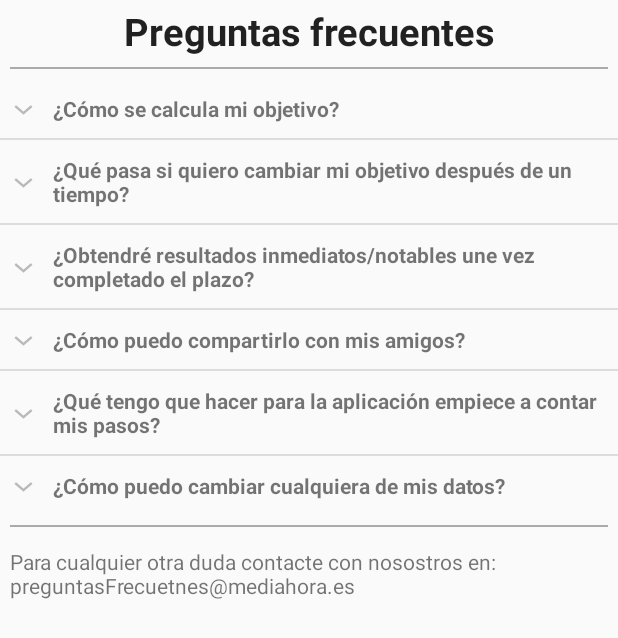
After one commit to ipakto/MediaHora, an Android app: the FAQ screen opened directly, with no data from a screen before it, on a phone screen of 412 x 824 dp. The commit adds this screen. Shown: the top 638 px of the screen. Run offline under Robolectric (Android 15) with nearby library versions, the phone set to English and light mode, and no system bars.

Commit message:
Añadida las preguntas frecuentes y ahora el objetivo es mediante tiempo. Mejorado el recuperar datos al reanudar la app etc etc

```diff
--- a/app/src/main/AndroidManifest.xml
+++ b/app/src/main/AndroidManifest.xml
@@ -24,6 +24,7 @@
         <activity android:name=".Stats"/>
         <activity android:name=".Opciones"/>
         <activity android:name=".AcercaDe"/>
+        <activity android:name=".FAQ"/>
     </application>
 
 </manifest>
--- /dev/null
+++ b/app/src/main/java/fyr/uclm/esi/mediahora/ExpandableListAdapter.java
@@ -0,0 +1,94 @@
+package fyr.uclm.esi.mediahora;
+
+/**
+ * Created by Rosana on 04/01/2016.
+ */
+import java.util.List;
+import java.util.Map;
+
+import android.app.Activity;
+import android.content.Context;
+import android.graphics.Typeface;
+import android.view.LayoutInflater;
+import android.view.View;
+import android.view.ViewGroup;
+import android.widget.BaseExpandableListAdapter;
+import android.widget.TextView;
+
+public class ExpandableListAdapter extends BaseExpandableListAdapter {
+
+    private Activity context;
+    private Map<String,  List<String>> coleccionPreguntas;
+    private List<String> preguntas;
+
+    public ExpandableListAdapter(Activity context,  List<String> preguntas,
+                                 Map<String,  List<String>> coleccionPreguntas) {
+        this.context = context;
+        this.coleccionPreguntas = coleccionPreguntas;
+        this.preguntas = preguntas;
+    }
+
+    public Object getChild(int groupPosition, int childPosition) {
+        return coleccionPreguntas.get(preguntas.get(groupPosition)).get(childPosition);
+    }
+
+    public long getChildId(int groupPosition, int childPosition) {
+        return childPosition;
+    }
+
+
+    public View getChildView(final int groupPosition, final int childPosition,
+                             boolean isLastChild, View convertView, ViewGroup parent) {
+        final String pregunta = (String) getChild(groupPosition, childPosition);
+        LayoutInflater inflater = context.getLayoutInflater();
+
+        if (convertView == null) {
+            convertView = inflater.inflate(R.layout.child_item, null);
+        }
+
+        TextView item = (TextView) convertView.findViewById(R.id.pregunta);
+
+
+        item.setText(pregunta);
+        return convertView;
+    }
+
+    public int getChildrenCount(int groupPosition) {
+        return coleccionPreguntas.get(preguntas.get(groupPosition)).size();
+    }
+
+    public Object getGroup(int groupPosition) {
+        return preguntas.get(groupPosition);
+    }
+
+    public int getGroupCount() {
+        return preguntas.size();
+    }
+
+    public long getGroupId(int groupPosition) {
+        return groupPosition;
+    }
+
+    public View getGroupView(int groupPosition, boolean isExpanded,
+                             View convertView, ViewGroup parent) {
+        String tituloPregunta = (String) getGroup(groupPosition);
+        if (convertView == null) {
+            LayoutInflater infalInflater = (LayoutInflater) context
+                    .getSystemService(Context.LAYOUT_INFLATER_SERVICE);
+            convertView = infalInflater.inflate(R.layout.group_item,
+                    null);
+        }
+        TextView item = (TextView) convertView.findViewById(R.id.pregunta);
+        item.setTypeface(null, Typeface.BOLD);
+        item.setText(tituloPregunta);
+        return convertView;
+    }
+
+    public boolean hasStableIds() {
+        return true;
+    }
+
+    public boolean isChildSelectable(int groupPosition, int childPosition) {
+        return true;
+    }
+}
--- /dev/null
+++ b/app/src/main/java/fyr/uclm/esi/mediahora/FAQ.java
@@ -0,0 +1,125 @@
+package fyr.uclm.esi.mediahora;
+
+
+import fyr.uclm.esi.mediahora.ExpandableListAdapter;
+import java.util.ArrayList;
+import java.util.LinkedHashMap;
+import java.util.List;
+import java.util.Map;
+import android.app.Activity;
+import android.content.res.Resources;
+import android.os.Bundle;
+import android.util.DisplayMetrics;
+import android.view.Menu;
+import android.view.View;
+import android.widget.ExpandableListView;
+import android.widget.ExpandableListView.OnChildClickListener;
+import android.widget.Toast;
+/**
+ * Created by Rosana on 04/01/2016.
+ */
+public class FAQ extends Activity{
+
+    List<String> groupList;
+    List<String> childList;
+    String child;
+    Map<String, String> colePre;
+    Map<String, List<String>> coleccionPreguntas;
+    ExpandableListView expListView;
+
+    @Override
+    protected void onCreate(Bundle savedInstanceState) {
+        super.onCreate(savedInstanceState);
+        setContentView(R.layout.preguntas_frecuentes);
+
+        createGroupList();
+
+        createCollection();
+
+        expListView = (ExpandableListView) findViewById(R.id.listaPreguntas);
+        final ExpandableListAdapter expListAdapter = new ExpandableListAdapter(this, groupList, coleccionPreguntas);
+        expListView.setAdapter(expListAdapter);
+
+        //setGroupIndicatorToRight();
+
+        expListView.setOnChildClickListener(new ExpandableListView.OnChildClickListener() {
+
+            public boolean onChildClick(ExpandableListView parent, View v,
+                                        int groupPosition, int childPosition, long id) {
+                final String selected = (String) expListAdapter.getChild(
+                        groupPosition, childPosition);
+
+                return true;
+            }
+        });
+    }
+
+    private void createGroupList() {
+        groupList = new ArrayList<String>();
+        groupList.add("¿Cómo se calcula mi objetivo?");
+        groupList.add("¿Qué pasa si quiero cambiar mi objetivo después de un tiempo?");
+        groupList.add("¿Obtendré resultados inmediatos/notables une vez completado el plazo?");
+        groupList.add("¿Cómo puedo compartirlo con mis amigos?");
+        groupList.add("¿Qué tengo que hacer para la aplicación empiece a contar mis pasos?");
+        groupList.add("¿Cómo puedo cambiar cualquiera de mis datos?");
+    }
+
+    private void createCollection() {
+        // preparing laptops collection(child)
+        String[] p1={"El objetivo se calcula en base al peso, la velocidad y los pasos realizados."};
+        String[] p2 = {"Únicamente debe acceder a ajustes (a través del menú izquierdo) y cambiar la opción última (la de abajo del todo). El valor que introduzca se corresponderá con el peso que desa conseguir, es decir, su nuevo objetivo." };
+        String[] p3 = {"El resultado al que queremos llegar no depende únicamente del ejercicio sino que también lo hace de la dieta que llevemos. /nRecuerda: es muy importante el ejercicio diario y una dieta equilibrada." };
+        String[] p4 = {"Para compartir tus logros con tus amigos por las Redes Sociales, pulsa en la opción Compartir en el menú izquierdo."};
+        String[] p5 = { "No hay que hacer nada más adicional. La aplicación empieza a contar tus pasos cuando la inicias por primera vez. /nMUY IMPORTANTE: configurar bien todos los datos personales que se solicitan para que el cálculo de objetivos, calorías, tiempos, etc. sea óptimo." };
+        String[] p6 = { "Cualquiera de los datos (foto, altura, peso actual o deseado, etc.) se pueden modificar desde ajustes (a través del menú izquierdo)." };
+
+        coleccionPreguntas = new LinkedHashMap<String, List<String>>();
+        colePre=new LinkedHashMap<String, String>();
+        for (String pregunta : groupList) {
+            if (pregunta.equals("¿Cómo se calcula mi objetivo?")) {
+                loadChild(p1);
+            } else if (pregunta.equals("¿Qué pasa si quiero cambiar mi objetivo después de un tiempo?"))
+                loadChild(p2);
+            else if (pregunta.equals("¿Obtendré resultados inmediatos/notables une vez completado el plazo?"))
+                loadChild(p3);
+            else if (pregunta.equals("¿Cómo puedo compartirlo con mis amigos?"))
+                loadChild(p4);
+            else if (pregunta.equals("¿Qué tengo que hacer para la aplicación empiece a contar mis pasos?"))
+                loadChild(p5);
+            else if (pregunta.equals("¿Cómo puedo cambiar cualquiera de mis datos?"))
+                loadChild(p6);
+          //  else
+               // loadChild(lenovoModels);
+
+            coleccionPreguntas.put(pregunta, childList);
+        }
+    }
+    private void loadChild2(String pregunta) {
+
+            childList.add(pregunta);
+    }
+    private void loadChild(String[] laptopModels) {
+        childList = new ArrayList<String>();
+        for (String model : laptopModels)
+            childList.add(model);
+    }
+
+    private void setGroupIndicatorToRight() {
+        /* Get the screen width */
+        DisplayMetrics dm = new DisplayMetrics();
+        getWindowManager().getDefaultDisplay().getMetrics(dm);
+        int width = dm.widthPixels;
+
+        expListView.setIndicatorBounds(width - getDipsFromPixel(35), width - getDipsFromPixel(5));
+    }
+
+    // Convert pixel to dip
+    public int getDipsFromPixel(float pixels) {
+        // Get the screen's density scale
+        final float scale =getResources().getDisplayMetrics().density;
+        // Convert the dps to pixels, based on density scale
+        return (int) (pixels * scale + 0.5f);
+    }
+
+
+}
--- /dev/null
+++ b/app/src/main/res/layout/group_item.xml
@@ -0,0 +1,13 @@
+<?xml version="1.0" encoding="utf-8"?>
+<LinearLayout xmlns:android="http://schemas.android.com/apk/res/android"
+    android:layout_width="match_parent"
+    android:layout_height="match_parent"
+    android:orientation="vertical"
+    android:padding="10dp" >
+
+    <TextView
+        android:id="@+id/pregunta"
+        android:layout_width="wrap_content"
+        android:layout_height="wrap_content"
+        android:paddingLeft="25dp"/>
+</LinearLayout>
--- /dev/null
+++ b/app/src/main/res/layout/preguntas_frecuentes.xml
@@ -0,0 +1,42 @@
+<?xml version="1.0" encoding="utf-8"?>
+<LinearLayout xmlns:android="http://schemas.android.com/apk/res/android"
+    xmlns:tools="http://schemas.android.com/tools"
+    android:orientation="vertical" android:layout_width="match_parent"
+    android:layout_height="match_parent">
+
+    <TextView
+        android:layout_width="match_parent"
+        android:layout_height="wrap_content"
+        android:textAppearance="?android:attr/textAppearanceLarge"
+        android:text="@string/lblFAQ"
+        android:id="@+id/lblFAQ"
+        android:layout_marginTop="5px"
+        android:textStyle="bold"
+        android:textSize="25dp"
+        android:gravity="center_horizontal" />
+
+    <View
+        android:layout_width="match_parent"
+        android:layout_height="1dp"
+        android:background="@android:color/darker_gray"
+        android:layout_margin="10px" />
+
+    <ExpandableListView
+        android:layout_width="wrap_content"
+        android:layout_height="wrap_content"
+        android:id="@+id/listaPreguntas"
+        android:choiceMode="singleChoice" />
+
+    <View
+        android:layout_width="match_parent"
+        android:layout_height="1dp"
+        android:background="@android:color/darker_gray"
+        android:layout_margin="10px" />
+
+    <TextView
+        android:layout_width="wrap_content"
+        android:layout_height="wrap_content"
+        android:text="@string/lblCorreoFAQ"
+        android:id="@+id/lblCorreoFAQ"
+        android:layout_margin="10px" />
+</LinearLayout>
--- a/app/src/main/res/values/strings.xml
+++ b/app/src/main/res/values/strings.xml
@@ -88,6 +88,10 @@
     <string name="lblEscuela">Escuela Superior de Informática</string>
 
 
+    <string name="lblFAQ">Preguntas frecuentes</string>
+    <string name="lblCorreoFAQ">Para cualquier otra duda contacte con nosostros en: preguntasFrecuetnes@mediahora.es</string>
+
+
     <string-array name="pref_fondo_nombre">
         <item>Fondo1</item>
         <item>Fondo2</item>
```
Also changed, not shown: app/src/main/java/fyr/uclm/esi/mediahora/MainActivity.java (+39 -5 lines), app/src/main/java/fyr/uclm/esi/mediahora/Opciones.java (+0 -9 lines), app/src/main/java/fyr/uclm/esi/mediahora/Stats.java (+7 -1 lines), app/src/main/res/layout/child_item.xml (added, +16 -0 lines).
